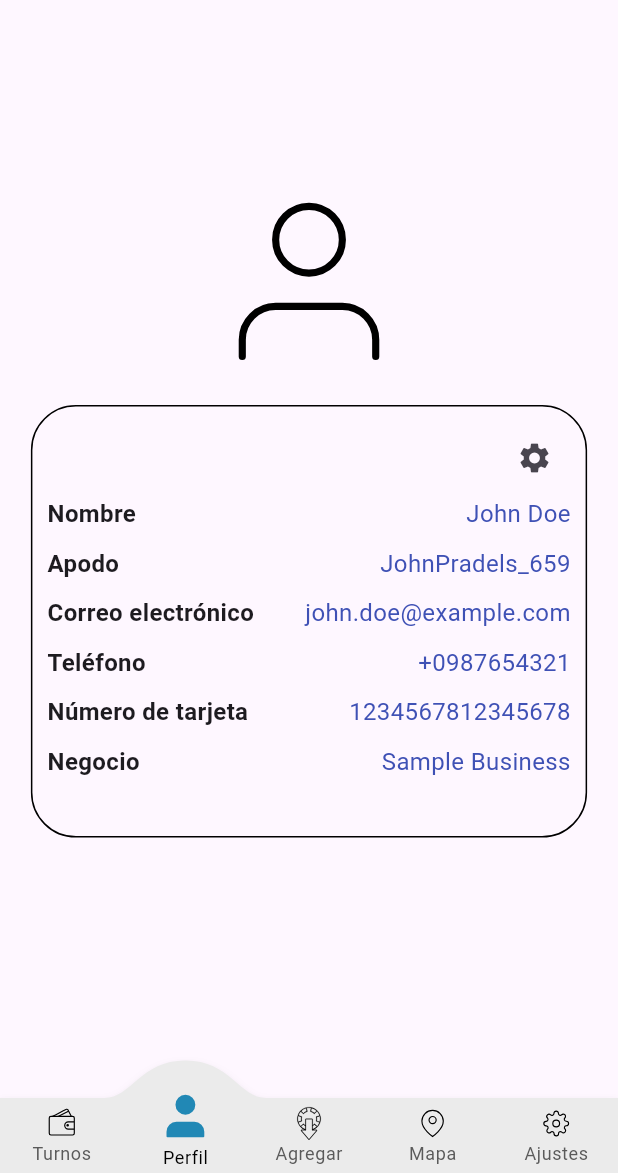
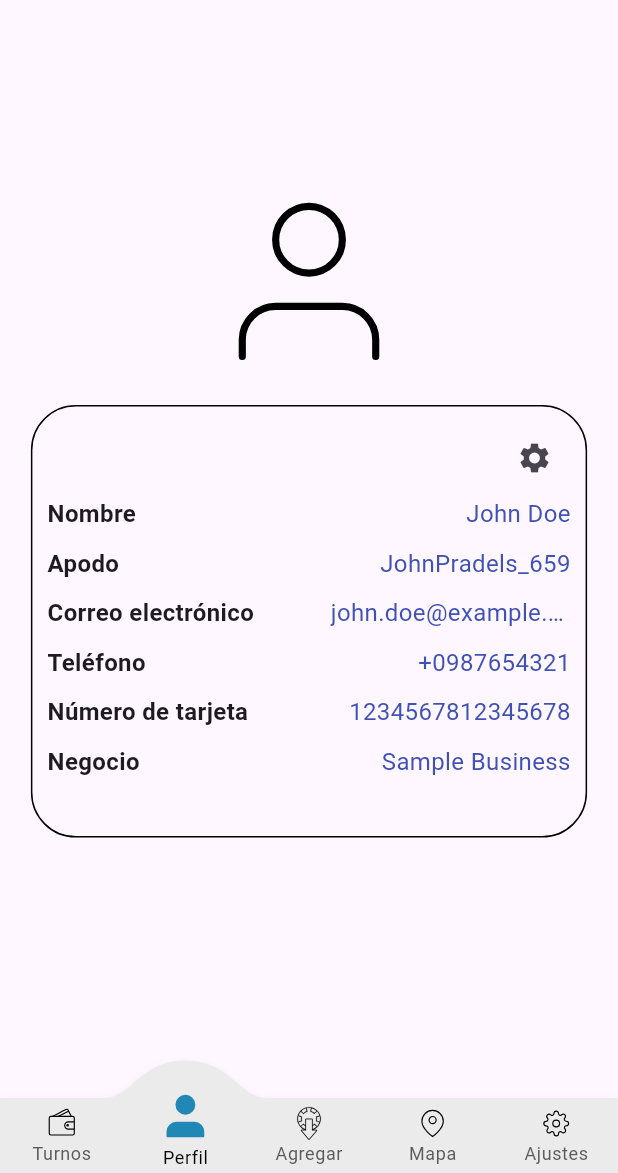
Before and after one commit to Skrillboss/no_wait, a Flutter app: the screen it shows after launch, on a phone screen of 412 x 824 dp, the part 63-1236 px from its top. Run offline on Flutter 3.47's test engine with Material 3 defaults, Android fonts, the phone set to English and light mode, and no system bars; drawn by our look-alikes of convex_bottom_bar; our stand-ins replace flutter_dotenv, flutter_secure_storage, flutter_svg, get_it; generated files the repository leaves out were written again.

Commit message:
Fixed: overFlow in email content in userProfileView

```diff
--- a/lib/views/views/user_profile_view.dart
+++ b/lib/views/views/user_profile_view.dart
@@ -15,21 +15,15 @@ class UserProfileView extends StatelessWidget {
     return Scaffold(
       appBar: CustomAppBar(
         title: AppLocalizations.of(context)!.profile,
-        actions: (){},
+        actions: () {},
       ),
       body: _buildContent(context),
     );
   }
 
   Widget _buildContent(BuildContext context) {
-    double widthFromScreen = MediaQuery
-        .of(context)
-        .size
-        .width;
-    double heightFromScreen = MediaQuery
-        .of(context)
-        .size
-        .height;
+    double widthFromScreen = MediaQuery.of(context).size.width;
+    double heightFromScreen = MediaQuery.of(context).size.height;
 
     return Center(
       child: SizedBox(
@@ -64,10 +58,10 @@ class UserProfileView extends StatelessWidget {
                           onPressed: () {},
                         ),
                       ),
-                      _buildColumnUserInformation(context)],
+                      _buildColumnUserInformation(context)
+                    ],
                   ),
-                )
-            ),
+                )),
           ],
         ),
       ),
@@ -127,10 +121,13 @@ class UserProfileView extends StatelessWidget {
             AppLocalizations.of(context)!.email,
             style: const TextStyle(fontWeight: FontWeight.bold, fontSize: 16),
           ),
-          Text(
+          SizedBox(
+            width: 160,
+              child: Text(
+                overflow: TextOverflow.ellipsis,
             user.email,
             style: const TextStyle(color: Colors.indigo, fontSize: 16),
-          )
+          ))
         ],
       ),
       Row(
```
